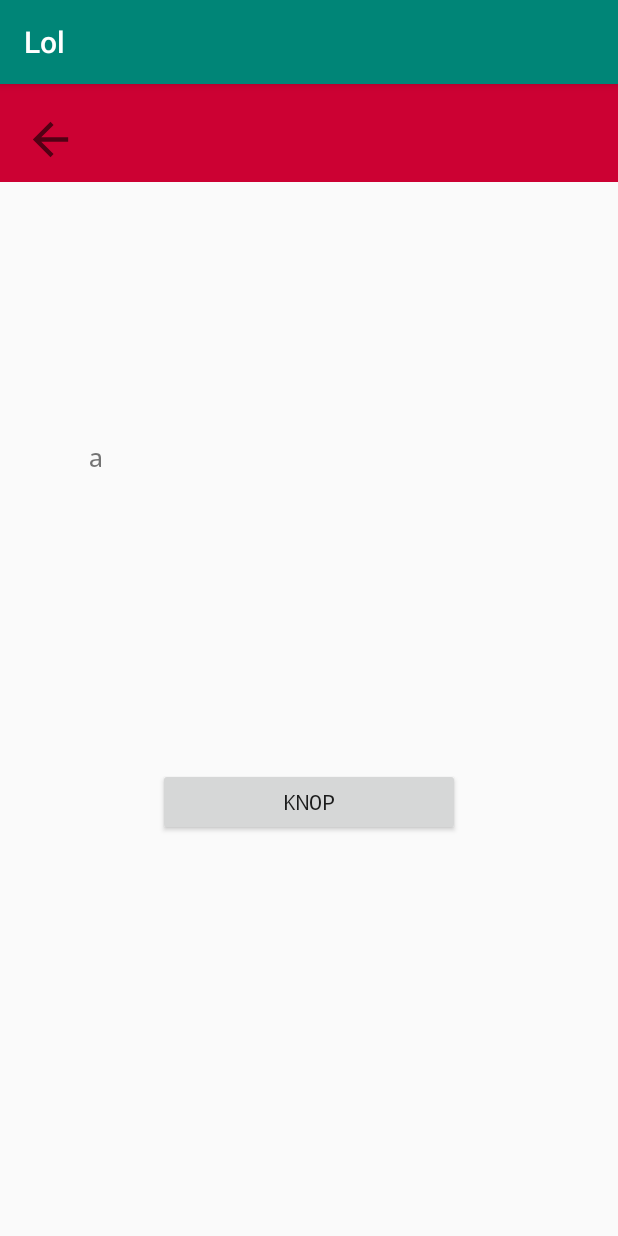
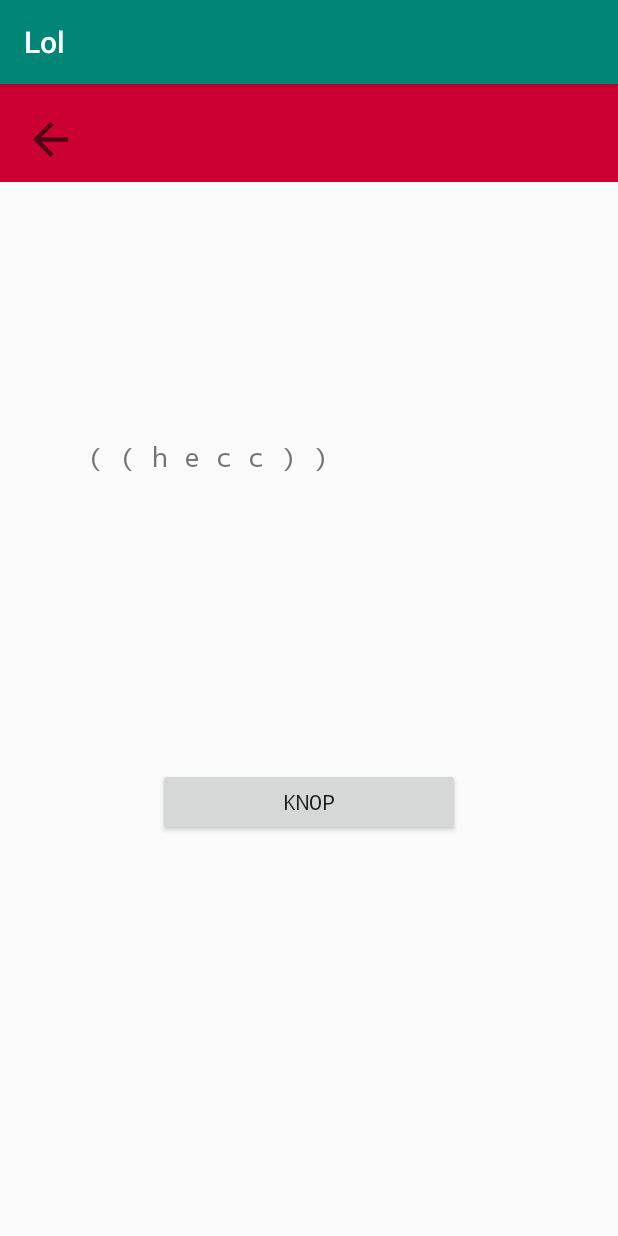
Before and after one commit to 0974201/qr-ding, an Android app: the MainActivity2 screen opened directly, with no data from a screen before it, after a tap on "KNOP", on a phone screen of 412 x 824 dp. Run offline under Robolectric (Android 15) with nearby library versions, the phone set to English and light mode, and no system bars; 1 statement that could not run was skipped.

Commit message:
ノ┬─┬ノ
Signed-off-by: toucannon <31491170+cyborgrooster@users.noreply.github.com>

```diff
--- a/app/src/main/AndroidManifest.xml
+++ b/app/src/main/AndroidManifest.xml
@@ -1,6 +1,10 @@
 <?xml version="1.0" encoding="utf-8"?>
 <manifest xmlns:android="http://schemas.android.com/apk/res/android"
     package="com.example.QRdinggevalzooi">
+
+    <uses-permission android:name="android.permission.CAMERA" />
+    <uses-feature android:name="android.hardware.camera" />
+    <uses-feature android:name="android.hardware.camera.autofocus" /> <!--camera persimmon?? permissies-->
 
     <application
         android:allowBackup="true"
--- a/app/src/main/java/com/example/QRdinggevalzooi/MainActivity2.java
+++ b/app/src/main/java/com/example/QRdinggevalzooi/MainActivity2.java
@@ -1,19 +1,30 @@
 package com.example.QRdinggevalzooi;
 
+import android.hardware.camera2.CameraDevice;
 import android.support.v7.app.AppCompatActivity;
 import android.os.Bundle;
 import android.view.View;
 import android.widget.Button;
 import android.widget.TextView;
 
+import com.google.zxing.BinaryBitmap;
+import com.google.zxing.FormatException;
+import com.google.zxing.NotFoundException;
+import com.google.zxing.PlanarYUVLuminanceSource;
 import com.google.zxing.WriterException;
+import com.google.zxing.common.HybridBinarizer;
 
 public class MainActivity2 extends AppCompatActivity {
 
-    //copypasta alles uit mainactivity how much can go wrong here lel
+    //AAAAAAAAAAAAAAAAAAAAAAAAAAAAAAAAAAAAAAAAAAAAAAAAAAAAAAAAAA
+    //bcdefghijklmnopqrstuvwdxhfjdsk stop procrastinating.
+    //hoe heb ik de afgelopen paar dagen met letterlijk minder dan 3 uur slaap volgehouden idek it remains a mystery to me
+    //also feel like yelling. misschien moet ik weer naar een paar arme koeien gaan schreeuwen hahahajkhdfjhfdk
+    //of misschien niet bc my lungs hurt for 3 days or smth after last time. do not recommend.
 
     private TextView textDing;
     private Button arse;
+    //private CameraDevice cameraDevice;
 
     @Override
 
@@ -24,20 +35,56 @@
         this.textDing = findViewById(R.id.textDing);
         this.arse = findViewById(R.id.arse); //yeey it found the butt
 
-        arse.setOnClickListener(new View.OnClickListener() { //kjken of er op het knopje is gedrukt
+        arse.setOnClickListener(new View.OnClickListener() {
             @Override
             public void onClick(View v) {
+                PlanarYUVLuminanceSource sauce = new PlanarYUVLuminanceSource(0, 0, 0, 0, 0, 0, 0, false);
 
-
-                try {
-
-                    textDing.setText("a");
-
-                } catch (WriterException e) {
-
-                    e.printStackTrace();
+                //dit ding doet decoderen versnellen want negeren onnodige pixel dingen en werkt met camera driv?,,
+                //mkea rry mt ifno v sauc
+                //woorden
+                //ik vertaal deez comments ltaer wle hfsjk
+                if (sauce != null) {
+                    BinaryBitmap plaatje = new BinaryBitmap(new HybridBinarizer(sauce));
+                    //n dtea word t iern gstoep sndota qrsqnding hete kna vertlen nr stenfg me thg??
+                    //hfeeeeeeee
+                    //teyP
+                    try {
+                        textDing.setText(new qrScanDing().decoded(plaatje)); //wfjooooo lefkjf if s wokr
+                    } catch (NotFoundException e) {
+                        e.printStackTrace();
+                    } catch (FormatException e) {
+                        e.printStackTrace();
+                    }
                 }
             }
         });
     }
+
+    /*private void ding(){ //ooh nice, in de zxing github staat iets wat ik kan gebruiken :o
+        //hhfdsjfk oke er is een voorbeeld op de github vn google hoe je een cameradinggeval maken doet
+        //don't try to reinvent the wheel,,, volg jordys advies voor een keer, sushi.
+
+        PlanarYUVLuminanceSource sauce = new PlanarYUVLuminanceSource(0,0,0,0,0,0,0,false);
+
+        //dit ding doet decoderen versnellen want negeren onnodige pixel dingen en werkt met camera driv?,,
+        //mkea rry mt ifno v sauc
+        //woorden
+        //ik vertaal deez comments ltaer wle hfsjk
+        if(sauce != null){
+            BinaryBitmap plaatje = new BinaryBitmap(new HybridBinarizer(sauce));
+            //n dtea word t iern gstoep sndota qrsqnding hete kna vertlen nr stenfg me thg??
+            //hfeeeeeeee
+            //teyP
+            try {
+                textDing.setText(new qrScanDing().decoded(plaatje)); //wfjooooo lefkjf if s wokr
+            } catch (NotFoundException e) {
+                e.printStackTrace();
+            } catch (FormatException e) {
+                e.printStackTrace();
+            }
+
+        }
+    }*/
+
 }
--- a/app/src/main/res/layout/activity_main.xml
+++ b/app/src/main/res/layout/activity_main.xml
@@ -50,7 +50,7 @@
         android:layout_height="45dp"
         android:layout_marginStart="105dp"
         android:layout_marginLeft="105dp"
-        android:layout_marginTop="556dp"
+        android:layout_marginTop="540dp"
         android:layout_marginEnd="105dp"
         android:layout_marginRight="105dp"
         android:text="Genereer"
--- a/build.gradle
+++ b/build.gradle
@@ -7,7 +7,7 @@
 
     }
     dependencies {
-        classpath 'com.android.tools.build:gradle:3.4.0'
+        classpath 'com.android.tools.build:gradle:3.4.1'
 
         // NOTE: Do not place your application dependencies here; they belong
         // in the individual module build.gradle files
```
